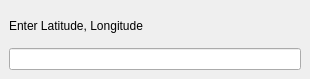
Above: zoomToLatLon.ui from NationalSecurityAgency/qgis-latlontools-plugin before the change. Below: the same form after it.
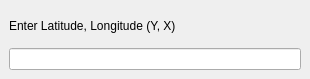
That is the form after the change.

Commit message: Added the ability to zoom to and capture coordinates in the X,Y order

Patch:
```diff
--- a/zoomToLatLon.ui
+++ b/zoomToLatLon.ui
@@ -24,7 +24,7 @@
     <item row="0" column="0">
      <widget class="QLabel" name="label">
       <property name="text">
-       <string>Enter Latitude, Longitude</string>
+       <string>Enter Latitude, Longitude (Y, X)</string>
       </property>
      </widget>
     </item>
```
The commit also changes 1 other file.
